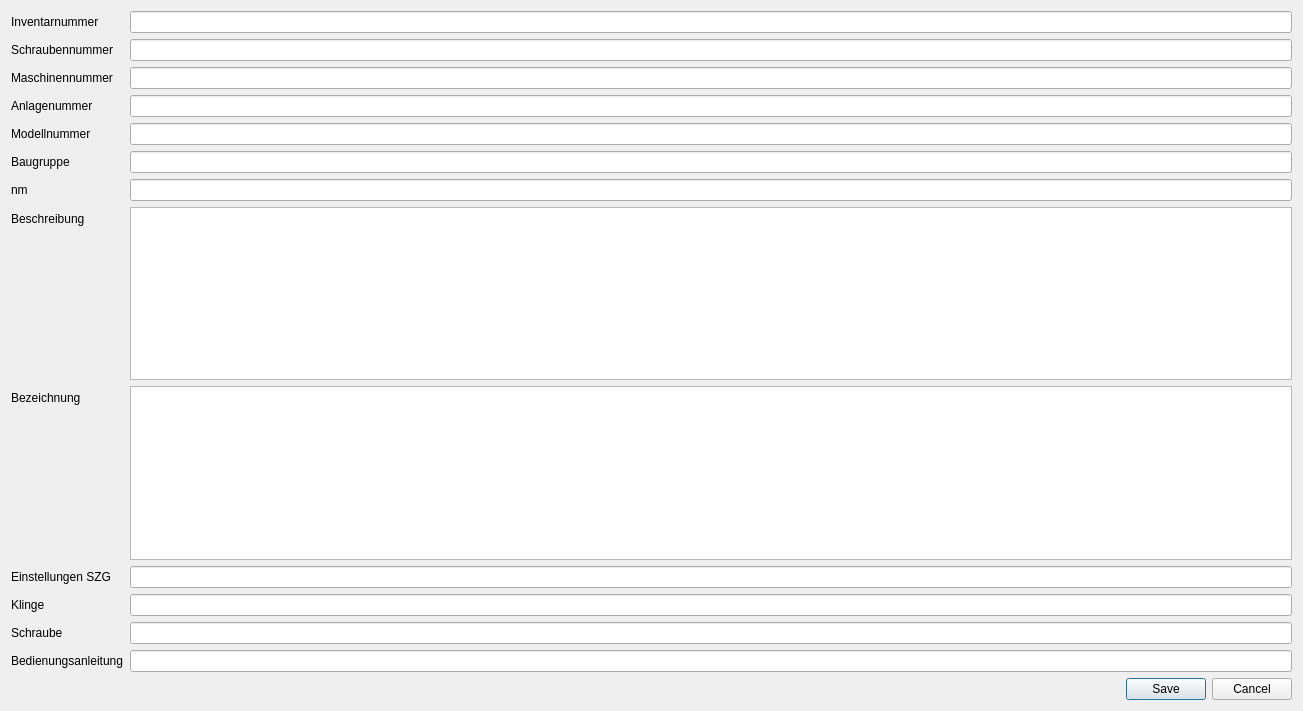
The window that schrauberhinzufuegen.ui (a6min/tool-management-system) describes before a commit, drawn with Qt 5.
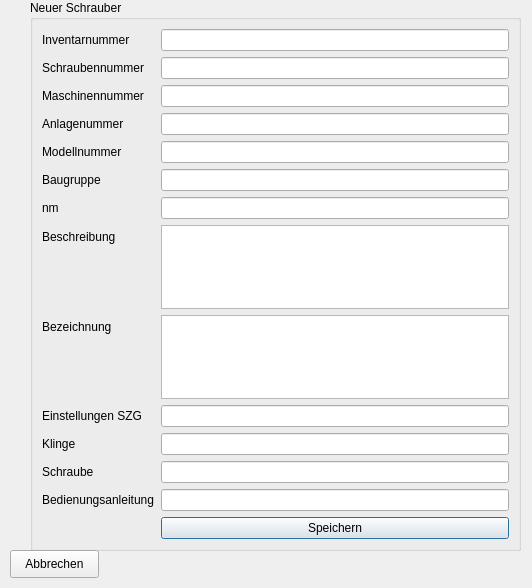
The same window after the commit.

Commit message: Layout fürs Anzeigen von Schrauber erstellt und einige Codeverbesserungen

Patch:
```diff
--- a/schrauberhinzufuegen.ui
+++ b/schrauberhinzufuegen.ui
@@ -6,12 +6,24 @@
    <rect>
     <x>0</x>
     <y>0</y>
-    <width>1303</width>
-    <height>711</height>
+    <width>532</width>
+    <height>588</height>
    </rect>
   </property>
   <property name="windowTitle">
-   <string>Dialog</string>
+   <string>Schrauber hinzufügen</string>
+  </property>
+  <widget class="QGroupBox" name="groupBox">
+   <property name="geometry">
+    <rect>
+     <x>30</x>
+     <y>0</y>
+     <width>491</width>
+     <height>551</height>
+    </rect>
+   </property>
+   <property name="title">
+    <string>Neuer Schrauber</string>
   </property>
   <layout class="QFormLayout" name="formLayout">
    <item row="0" column="0">
@@ -144,18 +156,29 @@
    <item row="12" column="1">
     <widget class="QLineEdit" name="bedienung"/>
    </item>
-   <item row="14" column="1">
-    <widget class="QDialogButtonBox" name="buttonBox">
-     <property name="orientation">
-      <enum>Qt::Horizontal</enum>
-     </property>
-     <property name="standardButtons">
-      <set>QDialogButtonBox::Cancel|QDialogButtonBox::Save</set>
+    <item row="13" column="1">
+     <widget class="QPushButton" name="speichern">
+      <property name="text">
+       <string>Speichern</string>
      </property>
     </widget>
    </item>
   </layout>
  </widget>
+  <widget class="QPushButton" name="abbrechen">
+   <property name="geometry">
+    <rect>
+     <x>10</x>
+     <y>550</y>
+     <width>89</width>
+     <height>28</height>
+    </rect>
+   </property>
+   <property name="text">
+    <string>Abbrechen</string>
+   </property>
+  </widget>
+ </widget>
  <resources/>
  <connections>
   <connection>
```
Left out of the diff: 35 changed lines with no effect on the pictures. Lines whose indentation alone changed are shown as unchanged. The commit also changes 14 other files.
